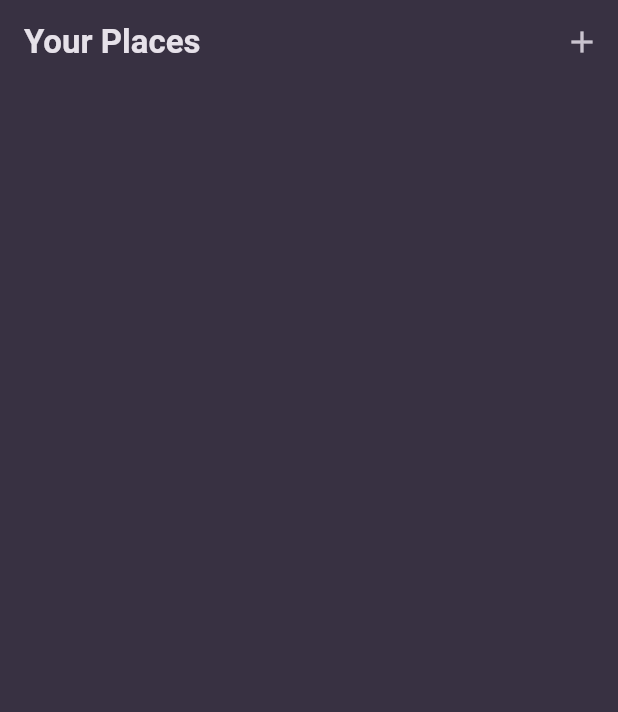
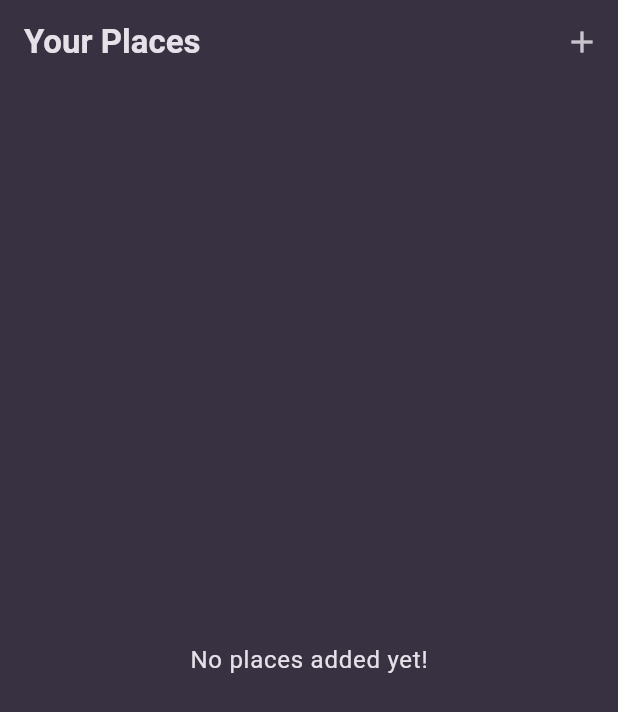
Before and after one commit to mjhabib/Flutter_CompGuideMaxSchwarz, a Flutter app: the screen it shows after launch, on a phone screen of 412 x 824 dp. Shown: the top 712 px of the screen. Run offline on Flutter 3.47's test engine with Material 3 defaults, Android fonts, the phone set to English and light mode, and no system bars; our stand-ins replace flutter_riverpod, google_fonts, transparent_image.

Commit message:
add new places on screen using riverpod

```diff
--- /dev/null
+++ b/07_favorite_places/lib/providers/user_places_notifier.dart
@@ -0,0 +1,18 @@
+import 'package:favorite_places/models/place_model.dart';
+
+import 'package:flutter_riverpod/flutter_riverpod.dart';
+
+class UserPlacesNotifier extends StateNotifier<List<PlaceModel>> {
+  UserPlacesNotifier()
+      : super(
+            const []); // this list must not be mutated, that's why it's a 'const'
+
+  void addPlace(String title) {
+    final newPlace = PlaceModel(title: title);
+    state = [newPlace, ...state];
+  }
+}
+
+final userPlacesNotifier =
+    StateNotifierProvider<UserPlacesNotifier, List<PlaceModel>>(
+        (ref) => UserPlacesNotifier());
--- a/07_favorite_places/lib/screens/places_list_screen.dart
+++ b/07_favorite_places/lib/screens/places_list_screen.dart
@@ -1,13 +1,17 @@
+import 'package:favorite_places/providers/user_places_notifier.dart';
 import 'package:favorite_places/screens/add_place_screen.dart';
 import 'package:favorite_places/widgets/places_list_widget.dart';
 
 import 'package:flutter/material.dart';
+import 'package:flutter_riverpod/flutter_riverpod.dart';
 
-class PlacesListScreen extends StatelessWidget {
+class PlacesListScreen extends ConsumerWidget {
   const PlacesListScreen({super.key});
 
   @override
-  Widget build(BuildContext context) {
+  Widget build(BuildContext context, WidgetRef ref) {
+    final userPlaces = ref.watch(userPlacesNotifier);
+
     return Scaffold(
       appBar: AppBar(
         title: const Text('Your Places'),
@@ -25,8 +29,8 @@ class PlacesListScreen extends StatelessWidget {
           ),
         ],
       ),
-      body: const PlacesListWidget(
-        places: [],
+      body: PlacesListWidget(
+        places: userPlaces,
       ),
     );
   }
--- a/07_favorite_places/lib/widgets/places_list_widget.dart
+++ b/07_favorite_places/lib/widgets/places_list_widget.dart
@@ -15,7 +15,7 @@ class PlacesListWidget extends StatelessWidget {
           style: Theme.of(context)
               .textTheme
               .bodyLarge!
-              .copyWith(color: Theme.of(context).colorScheme.surface),
+              .copyWith(color: Theme.of(context).colorScheme.onSurface),
         ),
       );
     }
@@ -28,7 +28,7 @@ class PlacesListWidget extends StatelessWidget {
               style: Theme.of(context)
                   .textTheme
                   .titleMedium!
-                  .copyWith(color: Theme.of(context).colorScheme.surface),
+                  .copyWith(color: Theme.of(context).colorScheme.onSurface),
             ),
           );
         });
```
Also changed, not shown: 07_favorite_places/lib/screens/add_place_screen.dart (+16 -10 lines).
